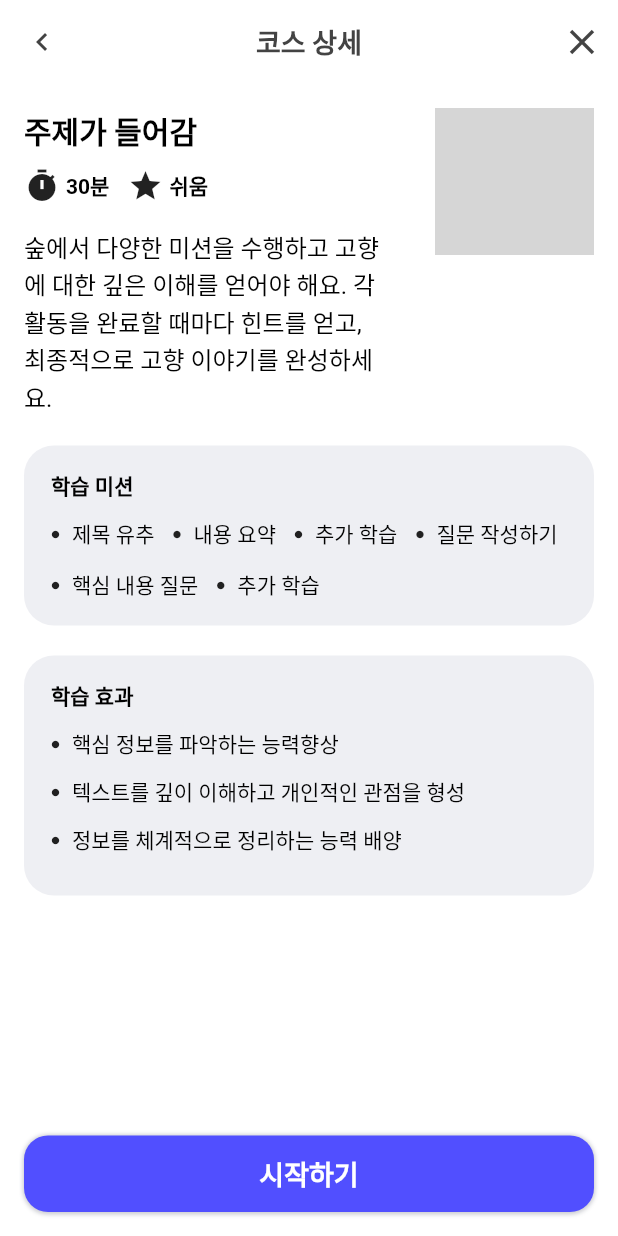
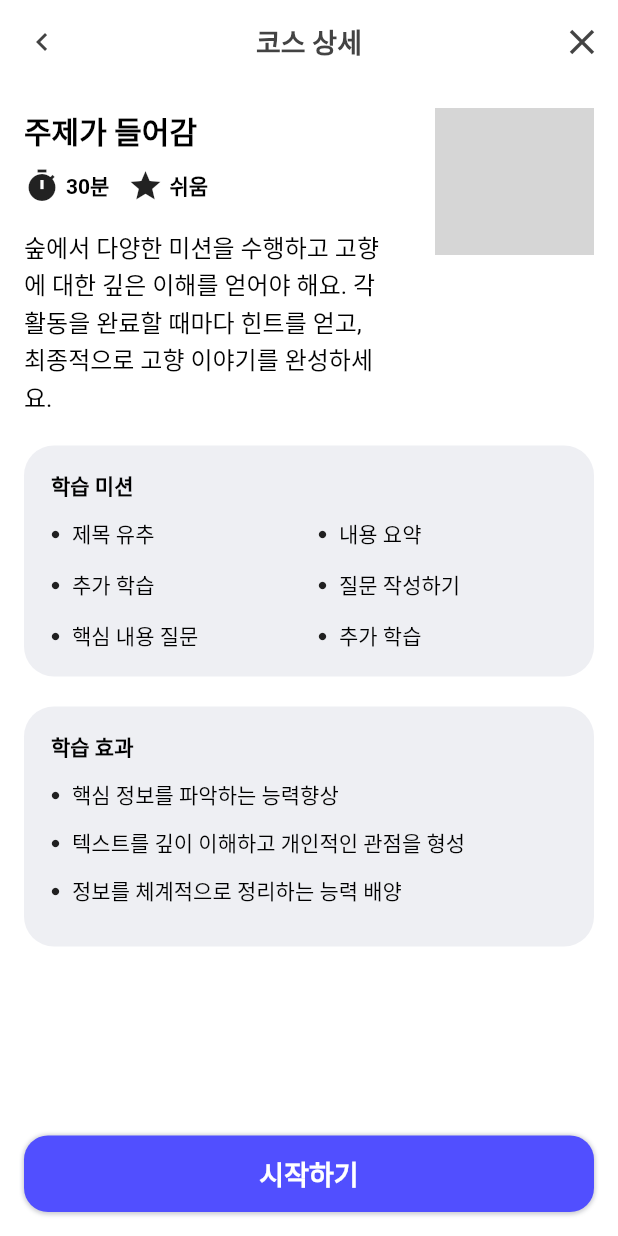
Before and after one commit to ChristineKangHee/Glang, a Flutter app: the CourseDetailPage screen opened directly with empty values, on a phone screen of 412 x 824 dp. Run offline on Flutter 3.47's test engine with Material 3 defaults, Android fonts, the phone set to English and light mode, and no system bars; our stand-ins replace easy_localization, firebase_auth, firebase_core, flutter_dotenv, flutter_local_notifications, flutter_riverpod and 2 more; accounts and stored records are empty; network calls fail; Roboto replaces fonts that are missing (Pretendard); project files that could hold a hidden picture were left out; grey boxes are pictures that could not be loaded.

Commit message:
[Feat] course_subdetail.dart UI 디테일 수정 (1/6)

```diff
--- a/lib/view/course/course_subdetail.dart
+++ b/lib/view/course/course_subdetail.dart
@@ -159,16 +159,31 @@ class MissionSection extends StatelessWidget {
         children: [
           Text(title, style: body_xsmall_semi(context)),
           const SizedBox(height: 10),
+          // Wrap widget for the missions list
           Wrap(
             spacing: 12, // Horizontal space between items
             runSpacing: 12, // Vertical space between lines of items
-            children: missions.map((mission) => MissionItem(mission: mission)).toList(),
+            children: List.generate((missions.length / 2).ceil(), (index) {
+              final firstMissionIndex = index * 2;
+              final secondMissionIndex = firstMissionIndex + 1;
+              return Row(
+                children: [
+                  // Make each MissionItem take half the space using Expanded
+                  Expanded(child: MissionItem(mission: missions[firstMissionIndex])),
+                  if (secondMissionIndex < missions.length)
+                    const SizedBox(width: 12), // Adding some space between the items
+                  if (secondMissionIndex < missions.length)
+                    Expanded(child: MissionItem(mission: missions[secondMissionIndex])),
+                ],
+              );
+            }),
           ),
         ],
       ),
     );
   }
 }
+
 
 class MissionItem extends StatelessWidget {
   final String mission;
```
